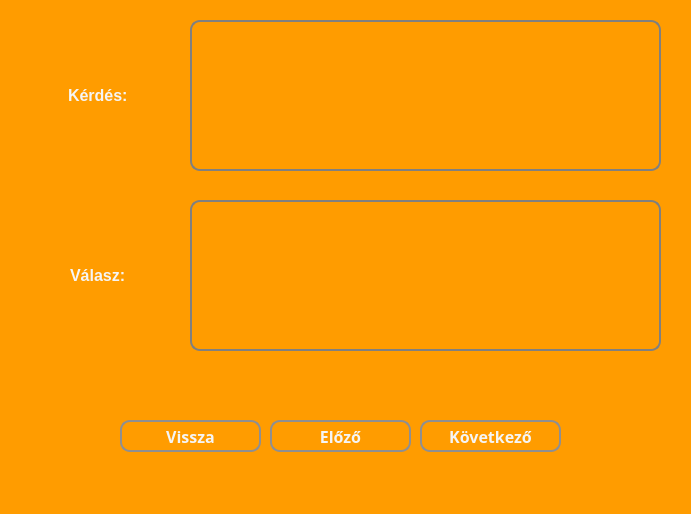
First picture: the form in src/main/resources/ui/yellow/yellowSolutionScreen.ui, repository pkristof1999/Szakdolgozat, before the edit.
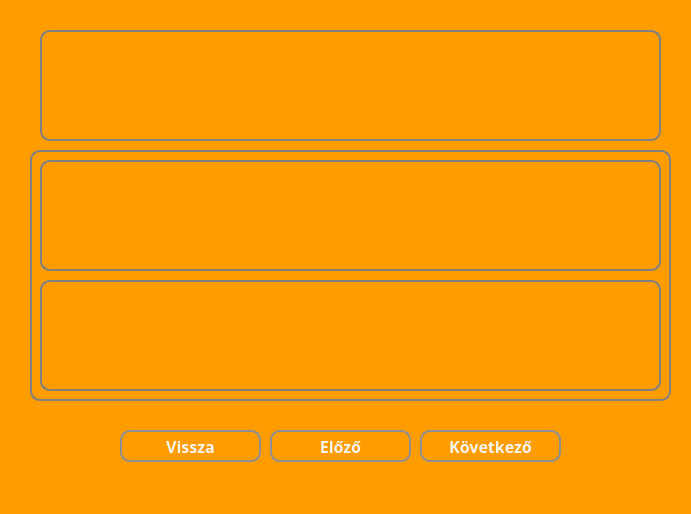
Second picture: the form after the edit.

Diff of the .ui file:
```diff
--- a/src/main/resources/ui/yellow/yellowSolutionScreen.ui
+++ b/src/main/resources/ui/yellow/yellowSolutionScreen.ui
@@ -41,7 +41,7 @@
      <property name="geometry">
       <rect>
        <x>420</x>
-       <y>420</y>
+       <y>430</y>
        <width>141</width>
        <height>32</height>
       </rect>
@@ -76,10 +76,10 @@
      </property>
      <property name="geometry">
       <rect>
-       <x>190</x>
-       <y>20</y>
-       <width>471</width>
-       <height>151</height>
+       <x>40</x>
+       <y>30</y>
+       <width>621</width>
+       <height>111</height>
       </rect>
      </property>
      <property name="font">
@@ -120,7 +120,7 @@
      <property name="geometry">
       <rect>
        <x>120</x>
-       <y>420</y>
+       <y>430</y>
        <width>141</width>
        <height>32</height>
       </rect>
@@ -153,7 +153,7 @@
      <property name="geometry">
       <rect>
        <x>270</x>
-       <y>420</y>
+       <y>430</y>
        <width>141</width>
        <height>32</height>
       </rect>
@@ -182,40 +182,96 @@
       <string>Előző</string>
      </property>
     </widget>
-    <widget class="QLabel" name="questionLabel">
+    <widget class="QLabel" name="answerBox">
+     <property name="enabled">
+      <bool>true</bool>
+     </property>
      <property name="geometry">
       <rect>
-       <x>68</x>
-       <y>60</y>
-       <width>101</width>
-       <height>71</height>
+       <x>30</x>
+       <y>150</y>
+       <width>641</width>
+       <height>251</height>
       </rect>
      </property>
+     <property name="font">
+      <font>
+       <family>Corbel</family>
+       <pointsize>12</pointsize>
+       <bold>true</bold>
+      </font>
+     </property>
+     <property name="layoutDirection">
+      <enum>Qt::LeftToRight</enum>
+     </property>
      <property name="styleSheet">
       <string notr="true">* {
-	color: whitesmoke;
+	border: 2px solid grey;
+	border-radius: 10px;
+	font-size: 12pt;
+	color: grey;
 }</string>
      </property>
+     <property name="frameShape">
+      <enum>QFrame::NoFrame</enum>
+     </property>
      <property name="text">
-      <string>Kérdés:</string>
+      <string/>
+     </property>
+     <property name="textFormat">
+      <enum>Qt::PlainText</enum>
+     </property>
+     <property name="scaledContents">
+      <bool>true</bool>
+     </property>
+     <property name="alignment">
+      <set>Qt::AlignCenter</set>
      </property>
     </widget>
-    <widget class="QLabel" name="answerLabel">
+    <widget class="QLabel" name="userAnswerField">
+     <property name="enabled">
+      <bool>true</bool>
+     </property>
      <property name="geometry">
       <rect>
-       <x>70</x>
-       <y>240</y>
-       <width>101</width>
-       <height>71</height>
+       <x>40</x>
+       <y>280</y>
+       <width>621</width>
+       <height>111</height>
       </rect>
      </property>
+     <property name="font">
+      <font>
+       <family>Corbel</family>
+       <pointsize>12</pointsize>
+       <bold>true</bold>
+      </font>
+     </property>
+     <property name="layoutDirection">
+      <enum>Qt::LeftToRight</enum>
+     </property>
      <property name="styleSheet">
       <string notr="true">* {
+	border: 2px solid grey;
+	border-radius: 10px;
+	font-size: 12pt;
 	color: whitesmoke;
 }</string>
      </property>
+     <property name="frameShape">
+      <enum>QFrame::NoFrame</enum>
+     </property>
      <property name="text">
-      <string>Válasz:</string>
+      <string/>
+     </property>
+     <property name="textFormat">
+      <enum>Qt::PlainText</enum>
+     </property>
+     <property name="scaledContents">
+      <bool>true</bool>
+     </property>
+     <property name="alignment">
+      <set>Qt::AlignCenter</set>
      </property>
     </widget>
     <widget class="QLabel" name="answerField">
@@ -224,10 +280,10 @@
      </property>
      <property name="geometry">
       <rect>
-       <x>190</x>
-       <y>200</y>
-       <width>471</width>
-       <height>151</height>
+       <x>40</x>
+       <y>160</y>
+       <width>621</width>
+       <height>111</height>
       </rect>
      </property>
      <property name="font">
```
